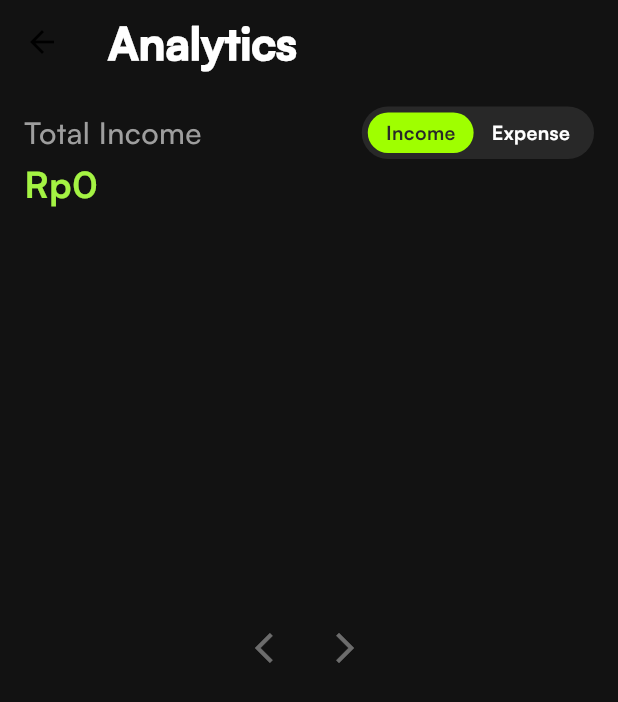
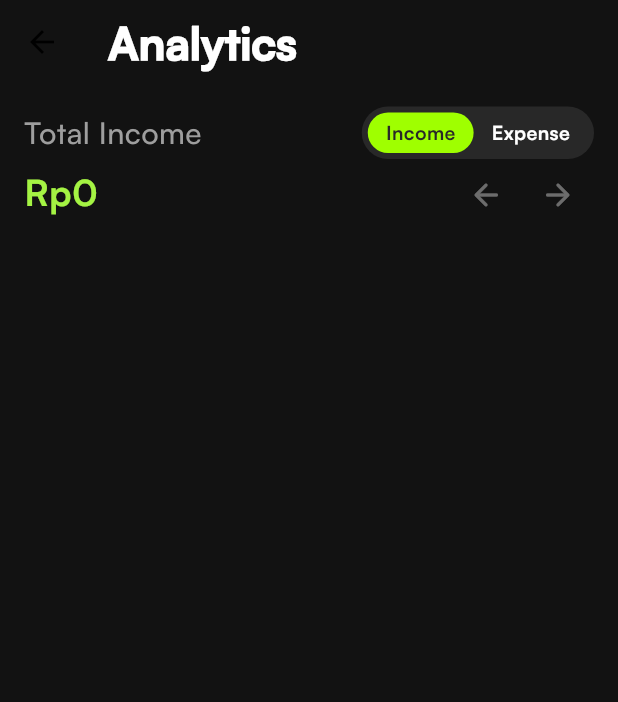
Before and after one commit to devdezzies/WorthEveryPenny, a Flutter app: the AnalyticsScreen screen opened by its route, on a phone screen of 412 x 824 dp. Shown: the top 702 px of the screen. Run offline on Flutter 3.47's test engine with Material 3 defaults, Android fonts, the phone set to English and light mode, and no system bars; our stand-ins replace cached_network_image, custom_refresh_indicator, flutter_svg, flutter_swiper_view, image_picker, lottie and 4 more; missing offline and left inert: cloudinary_public, flutter_web_frame, u_credit_card; accounts and stored records are empty; network calls fail; project files that could hold a hidden picture were left out.

Commit message:
feat: finish analytics chart

```diff
--- a/lib/features/analytics/screens/analytics_screen.dart
+++ b/lib/features/analytics/screens/analytics_screen.dart
@@ -66,18 +66,18 @@ class _AnalyticsScreenState extends State<AnalyticsScreen> {
                 if (Provider.of<PreferencesProvider>(context).chartType == 'single')
                   SizedBox(
                     width: double.infinity,
-                    height: 350,
+                    height: 300,
                     child: SingleChartPlot(
                       dataPoints: isIncome ? analyticsProvider.incomeData : analyticsProvider.expenseData,
                       valuePrefix: 'Rp',
-                      height: 350,
+                      height: 300,
                       chartColor: isIncome ? ChartColor.green : ChartColor.red,
                     ),
                   ),
                 if (Provider.of<PreferencesProvider>(context).chartType == 'double')
                   SizedBox(
                     width: double.infinity,
-                    height: 350,
+                    height: 300,
                     child: DoubleChartPlot(
                       incomeData: analyticsProvider.incomeData,
                       expenseData: analyticsProvider.expenseData,
@@ -88,7 +88,7 @@ class _AnalyticsScreenState extends State<AnalyticsScreen> {
                           isIncome = change;
                         });
                       },
-                      height: 350,
+                      height: 300,
                     ),
                   ),
               ],
--- a/lib/features/analytics/widgets/single_chart_plot.dart
+++ b/lib/features/analytics/widgets/single_chart_plot.dart
@@ -3,6 +3,7 @@ import 'dart:ui';
 import 'package:flutter/material.dart';
 import 'package:intl/intl.dart';
 import 'package:swappp/constants/global_variables.dart';
+import 'package:swappp/constants/utils.dart';
 import 'package:swappp/features/analytics/data/chart_point.dart';
 
 enum ChartColor { red, green }
@@ -104,6 +105,11 @@ class SingleChartPlotState extends State<SingleChartPlot> with SingleTickerProvi
                   top: 0,
                   child: _buildIntervalTotal(),
                 ),
+                Positioned(
+                  right: 16,
+                  top: 0,
+                  child: _buildNavigationButtons(),
+                ),
                 Padding(
                   padding: const EdgeInsets.only(top: 50),
                   child: GestureDetector(
@@ -137,8 +143,6 @@ class SingleChartPlotState extends State<SingleChartPlot> with SingleTickerProvi
           ),
           const SizedBox(height: 10),
           _buildDateLabels(),
-          const SizedBox(height: 10),
-          _buildNavigationButtons(),
         ],
       ),
     );
@@ -147,7 +151,7 @@ class SingleChartPlotState extends State<SingleChartPlot> with SingleTickerProvi
   Widget _buildIntervalTotal() {
     return Container(
       width: double.infinity,
-      padding: const EdgeInsets.fromLTRB(16, 0, 16, 24),
+      padding: const EdgeInsets.fromLTRB(16, 5, 16, 24),
       child: TweenAnimationBuilder<double>(
         tween: Tween<double>(begin: 0, end: intervalTotal),
         duration: const Duration(milliseconds: 300),
@@ -201,12 +205,12 @@ class SingleChartPlotState extends State<SingleChartPlot> with SingleTickerProvi
       mainAxisAlignment: MainAxisAlignment.center,
       children: [
         IconButton(
-          icon: const Icon(Icons.arrow_back_ios),
+          icon: const Icon(Icons.arrow_back_rounded),
           onPressed: canGoBack ? _goBack : null,
           color: canGoBack ? Colors.white : Colors.white.withOpacity(0.3),
         ),
         IconButton(
-          icon: const Icon(Icons.arrow_forward_ios),
+          icon: const Icon(Icons.arrow_forward_rounded),
           onPressed: canGoForward ? _goForward : null,
           color: canGoForward ? Colors.white : Colors.white.withOpacity(0.3),
         ),
@@ -218,7 +222,7 @@ class SingleChartPlotState extends State<SingleChartPlot> with SingleTickerProvi
     return Container(
       padding: const EdgeInsets.symmetric(horizontal: 12, vertical: 8),
       decoration: BoxDecoration(
-        color: Colors.white,
+        color: Colors.black.withOpacity(0.7),
         borderRadius: BorderRadius.circular(6),
         boxShadow: const [
           BoxShadow(
@@ -229,22 +233,25 @@ class SingleChartPlotState extends State<SingleChartPlot> with SingleTickerProvi
         ],
       ),
       child: Column(
-        crossAxisAlignment: CrossAxisAlignment.center,
+        crossAxisAlignment: CrossAxisAlignment.start,
         mainAxisSize: MainAxisSize.min,
         children: [
           Text(
-            '${widget.valuePrefix}${selectedPoint!.value.toStringAsFixed(2)}',
+            DateFormat('MMM d, yyyy').format(selectedPoint!.date),
             style: const TextStyle(
-              color: Colors.black87,
+              color: Colors.white70,
+              fontSize: 12,
+            ),
+          ),
+          const SizedBox(height: 4),
+          Text(
+            rupiahFormatCurrency(selectedPoint!.value.toInt()),
+            style: TextStyle(
+              color: widget.chartColor == ChartColor.green
+                  ? GlobalVariables.secondaryColor
+                  : const Color(0xFFE53935),
               fontWeight: FontWeight.bold,
               fontSize: 14,
-            ),
-          ),
-          Text(
-            DateFormat('MMM d, yyyy').format(selectedPoint!.date),
-            style: const TextStyle(
-              color: Colors.black54,
-              fontSize: 12,
             ),
           ),
         ],
--- a/lib/features/bank/screens/bank_manager_screen.dart
+++ b/lib/features/bank/screens/bank_manager_screen.dart
@@ -131,7 +131,7 @@ class _BankManagerScreenState extends State<BankManagerScreen> {
                 }),
                 const SizedBox(height: 15),
                 CustomButton(
-                    textTitle: "Add New Card",
+                    textTitle: "Add New Account",
                     onTap: () {
                       _nextPage();
                     }),
@@ -229,7 +229,7 @@ class _BankManagerScreenState extends State<BankManagerScreen> {
     return Scaffold(
       appBar: AppBar(
         backgroundColor: GlobalVariables.backgroundColor,
-        title: Text(_currentPage == 0 ? "Your Cards" : "Add New Card",
+        title: Text(_currentPage == 0 ? "Your Accounts" : "Add New Account",
             style: const TextStyle(fontWeight: FontWeight.w700)),
         iconTheme: IconThemeData(color: Colors.grey[500]),
         centerTitle: true,
--- a/lib/features/home/widgets/card_content/bank_balance_card_content_empty.dart
+++ b/lib/features/home/widgets/card_content/bank_balance_card_content_empty.dart
@@ -14,7 +14,7 @@ class BankBalanceCardContentEmpty extends StatelessWidget {
         crossAxisAlignment: CrossAxisAlignment.start,
         children: [
           const Text(
-            "Your Bank Wallet",
+            "Your Accounts",
             style: TextStyle(fontWeight: FontWeight.w500, fontSize: 16),
           ),
           const SizedBox(
@@ -29,7 +29,7 @@ class BankBalanceCardContentEmpty extends StatelessWidget {
                   borderRadius: BorderRadius.circular(25)),
               width: double.infinity,
               child: const Text(
-                "Add Your Bank",
+                "Add Your Account",
                 style: TextStyle(
                     color: GlobalVariables.backgroundColor,
                     fontWeight: FontWeight.w700,
--- a/lib/features/home/widgets/card_content/bank_balance_card_content_filled.dart
+++ b/lib/features/home/widgets/card_content/bank_balance_card_content_filled.dart
@@ -19,7 +19,7 @@ class BankBalanceCardContentFilled extends StatelessWidget {
             crossAxisAlignment: CrossAxisAlignment.center,
             children: [
               Text(
-                "Your Bank",
+                "Your Accounts",
                 style: TextStyle(
                     fontWeight: FontWeight.w500,
                     fontSize: 16,
```
Also changed, not shown: lib/features/analytics/widgets/double_chart_plot.dart (+8 -5 lines).
